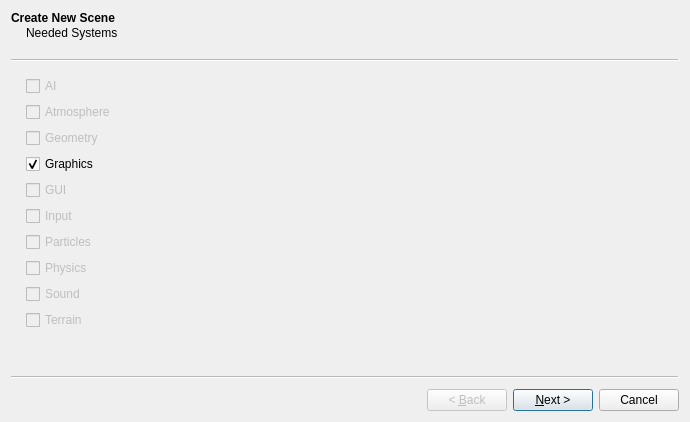
This is src/PGSEditor/newscenewizard.ui in madrenegade/PGameStudio as Qt 5 draws it before an edit. The edited form follows.
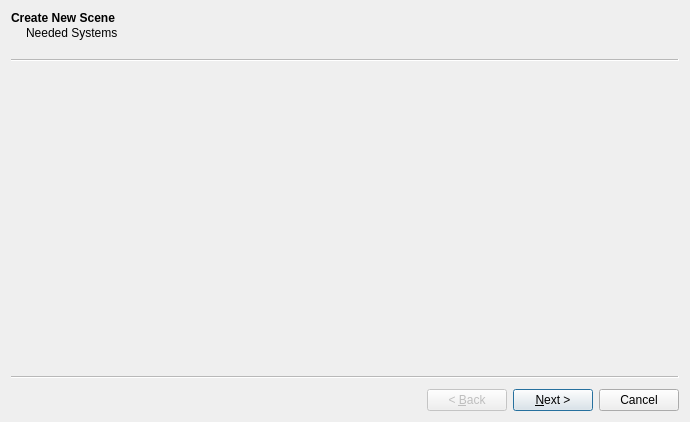
This is the edited form.

```diff
--- a/src/PGSEditor/newscenewizard.ui
+++ b/src/PGSEditor/newscenewizard.ui
@@ -22,107 +22,7 @@
    </property>
    <layout class="QVBoxLayout" name="verticalLayout">
     <item>
-     <widget class="QCheckBox" name="checkBoxAI">
-      <property name="enabled">
-       <bool>false</bool>
-      </property>
-      <property name="text">
-       <string>AI</string>
-      </property>
-     </widget>
-    </item>
-    <item>
-     <widget class="QCheckBox" name="checkBoxAtmosphere">
-      <property name="enabled">
-       <bool>false</bool>
-      </property>
-      <property name="text">
-       <string>Atmosphere</string>
-      </property>
-     </widget>
-    </item>
-    <item>
-     <widget class="QCheckBox" name="checkBoxGeometry">
-      <property name="enabled">
-       <bool>false</bool>
-      </property>
-      <property name="text">
-       <string>Geometry</string>
-      </property>
-     </widget>
-    </item>
-    <item>
-     <widget class="QCheckBox" name="checkBoxGraphics">
-      <property name="text">
-       <string>Graphics</string>
-      </property>
-      <property name="checkable">
-       <bool>true</bool>
-      </property>
-      <property name="checked">
-       <bool>true</bool>
-      </property>
-     </widget>
-    </item>
-    <item>
-     <widget class="QCheckBox" name="checkBoxGUI">
-      <property name="enabled">
-       <bool>false</bool>
-      </property>
-      <property name="text">
-       <string>GUI</string>
-      </property>
-     </widget>
-    </item>
-    <item>
-     <widget class="QCheckBox" name="checkBoxInput">
-      <property name="enabled">
-       <bool>false</bool>
-      </property>
-      <property name="text">
-       <string>Input</string>
-      </property>
-     </widget>
-    </item>
-    <item>
-     <widget class="QCheckBox" name="checkBoxParticles">
-      <property name="enabled">
-       <bool>false</bool>
-      </property>
-      <property name="text">
-       <string>Particles</string>
-      </property>
-     </widget>
-    </item>
-    <item>
-     <widget class="QCheckBox" name="checkBoxPhysics">
-      <property name="enabled">
-       <bool>false</bool>
-      </property>
-      <property name="text">
-       <string>Physics</string>
-      </property>
-     </widget>
-    </item>
-    <item>
-     <widget class="QCheckBox" name="checkBoxSound">
-      <property name="enabled">
-       <bool>false</bool>
-      </property>
-      <property name="text">
-       <string>Sound</string>
-      </property>
-     </widget>
-    </item>
-    <item>
-     <widget class="QCheckBox" name="checkBoxTerrain">
-      <property name="enabled">
-       <bool>false</bool>
-      </property>
-      <property name="text">
-       <string>Terrain</string>
-      </property>
-     </widget>
+     <layout class="QFormLayout" name="formLayout"/>
     </item>
    </layout>
   </widget>
```
Left out of the diff: 2 changed lines with no effect on the pictures.
